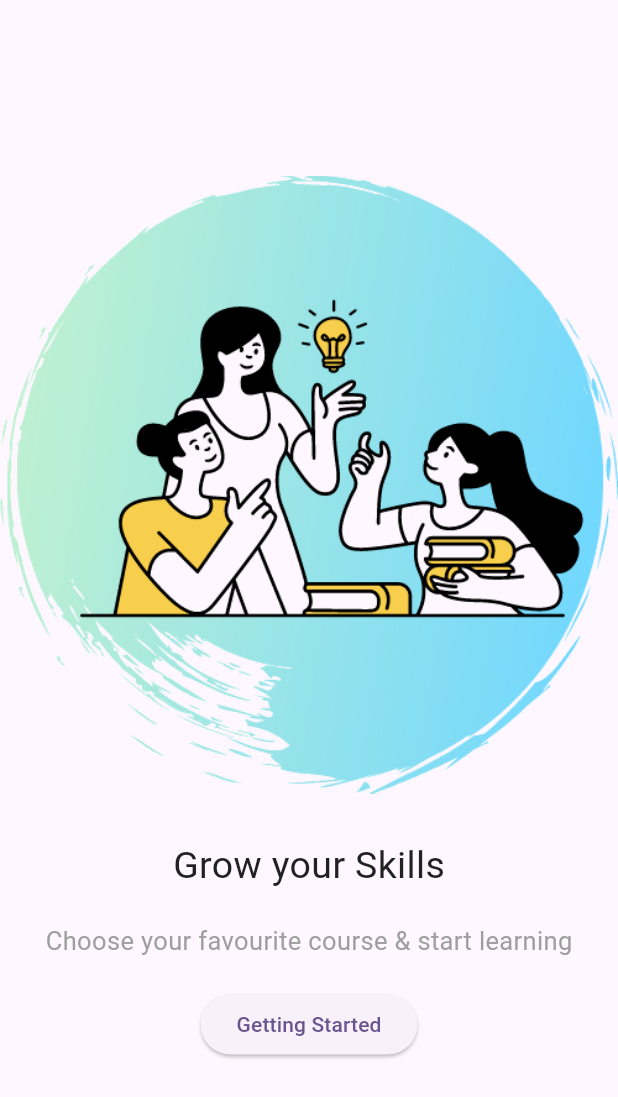
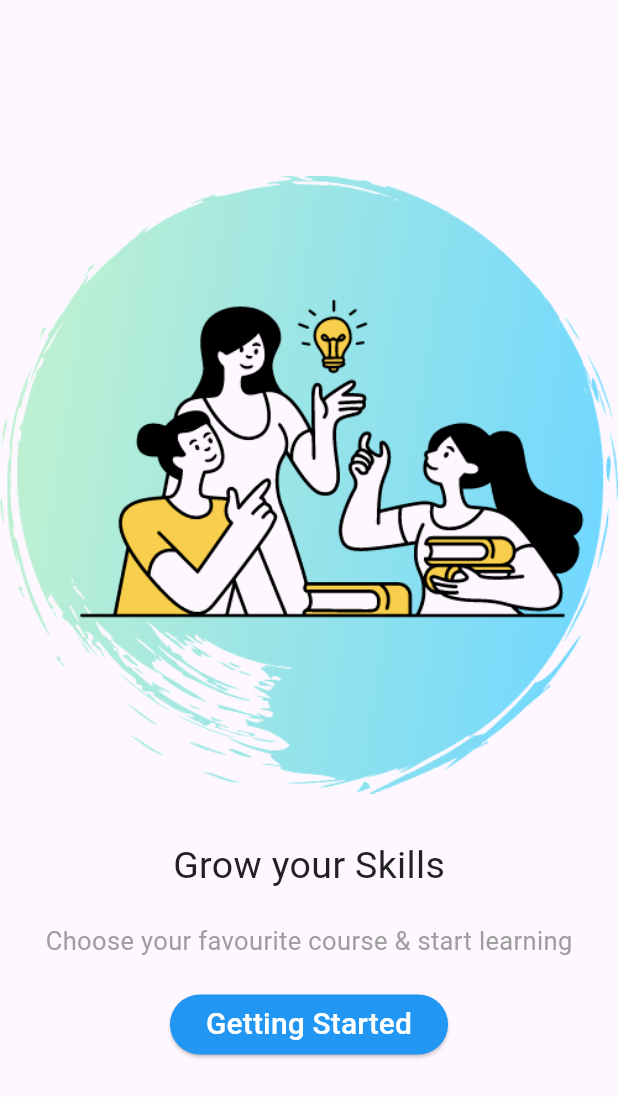
Before and after one commit to adogbeji/FlutterElearningAppPrototype, a Flutter app: the screen it shows after launch, on a phone screen of 412 x 824 dp. Shown: the top 1097 px of the screen. Run offline on Flutter 3.47's test engine with Material 3 defaults, Android fonts, the light colour scheme and no system bars.

Commit message:
Add more styling for intro screen button & add starting code for course home screen

```diff
--- a/lib/views/intro/intro_screen.dart
+++ b/lib/views/intro/intro_screen.dart
@@ -35,7 +35,19 @@ class IntroScreen extends StatelessWidget {
           ),
           ElevatedButton(
             onPressed: () {},
-            child: const Text('Getting Started'),
+            style: ElevatedButton.styleFrom(
+              foregroundColor: Colors.white,
+              backgroundColor: Colors.blue,
+              // shape: RoundedRectangleBorder(
+              //   borderRadius: BorderRadius.circular(20),
+              // ),
+            ),
+            child: const Text(
+              'Getting Started',
+              style: TextStyle(
+                fontSize: 20,
+              ),
+            ),
           ),
         ],
       ),
```
Also changed, not shown: lib/views/home/course_home_screen.dart (added, +14 -0 lines).
